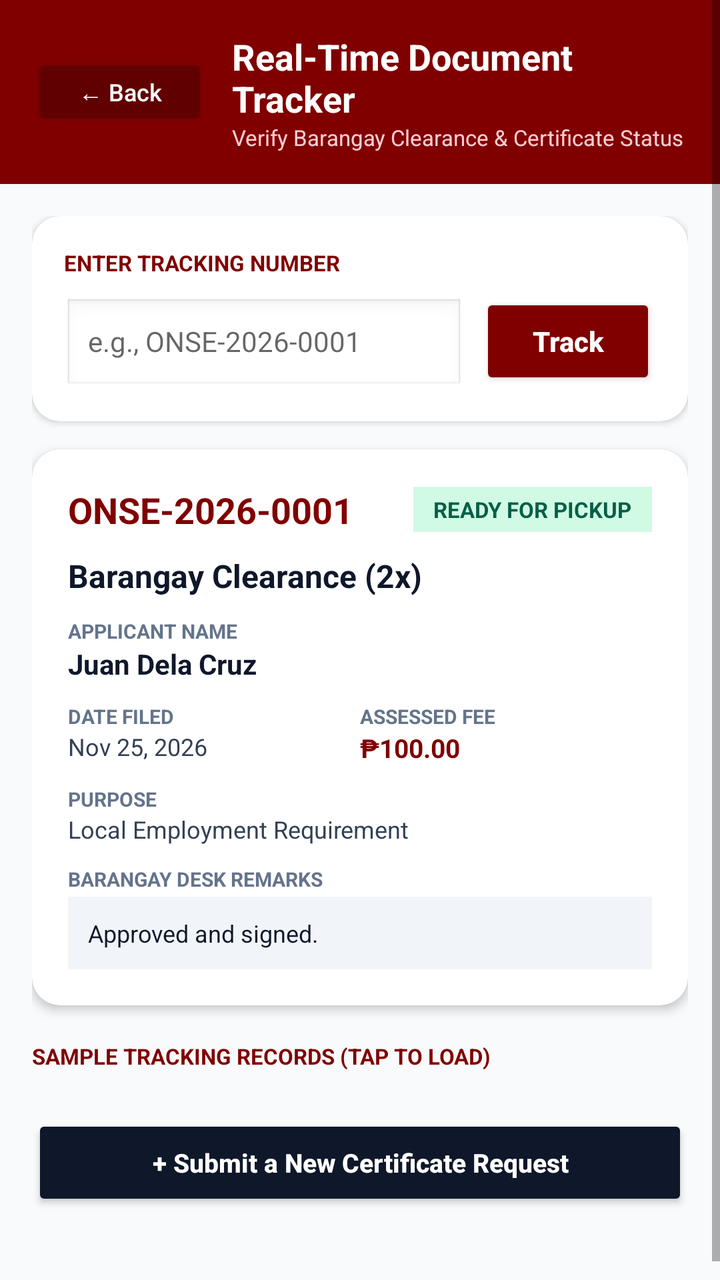
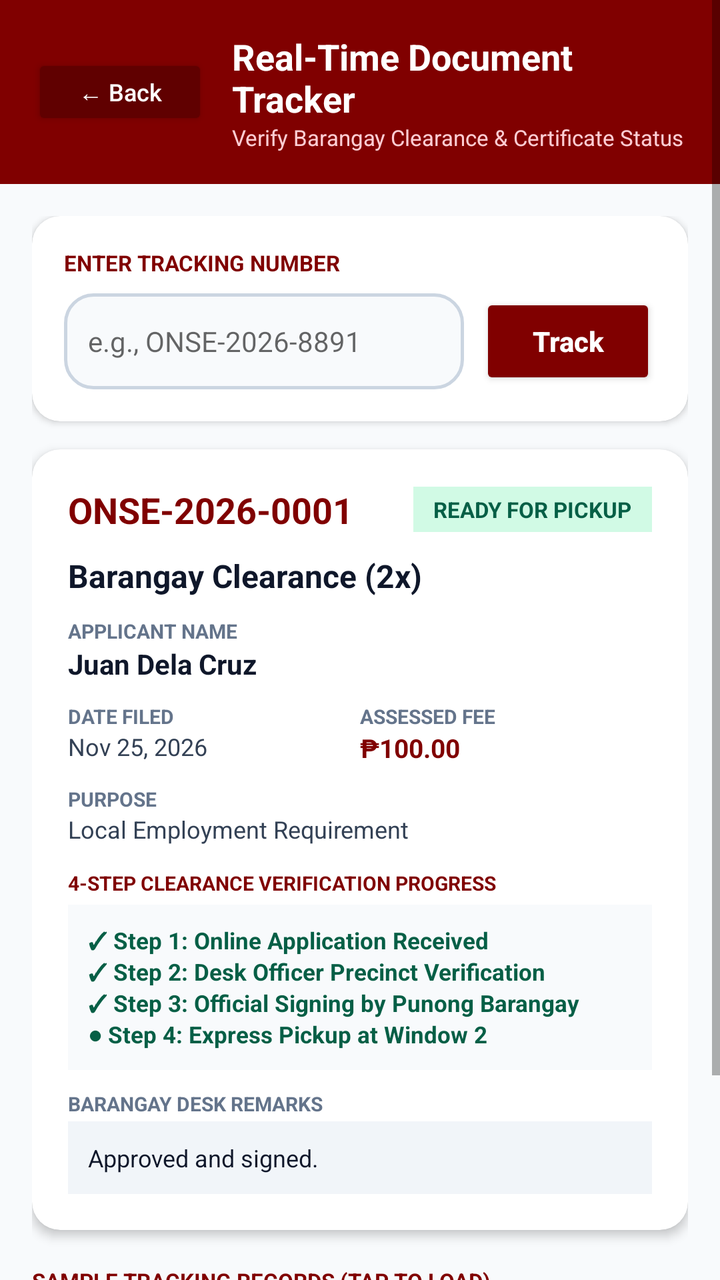

Screens rendered from an Android XML layout before and after an edit, with the pre-edit source and the edit as a unified diff.
<!-- AndroidManifest.xml: activity theme AppTheme.NoActionBar -->
<!-- res/layout/activity_track_document.xml -->
<?xml version="1.0" encoding="utf-8"?>
<ScrollView xmlns:android="http://schemas.android.com/apk/res/android"
    xmlns:app="http://schemas.android.com/apk/res-auto"
    android:layout_width="match_parent"
    android:layout_height="match_parent"
    android:background="#F8FAFC"
    android:fillViewport="true">

    <LinearLayout
        android:layout_width="match_parent"
        android:layout_height="wrap_content"
        android:orientation="vertical"
        android:paddingBottom="28dp">

        
        <LinearLayout
            android:layout_width="match_parent"
            android:layout_height="wrap_content"
            android:background="#800000"
            android:gravity="center_vertical"
            android:orientation="horizontal"
            android:padding="16dp">

            <Button
                android:id="@+id/btnTrackBack"
                android:layout_width="wrap_content"
                android:layout_height="38dp"
                android:backgroundTint="#600000"
                android:text="← Back"
                android:textAllCaps="false"
                android:textColor="#FFFFFF"
                android:textSize="12sp" />

            <LinearLayout
                android:layout_width="0dp"
                android:layout_height="wrap_content"
                android:layout_marginStart="12dp"
                android:layout_weight="1"
                android:orientation="vertical">

                <TextView
                    android:layout_width="wrap_content"
                    android:layout_height="wrap_content"
                    android:text="Real-Time Document Tracker"
                    android:textColor="#FFFFFF"
                    android:textSize="18sp"
                    android:textStyle="bold" />

                <TextView
                    android:layout_width="wrap_content"
                    android:layout_height="wrap_content"
                    android:text="Verify Barangay Clearance &amp; Certificate Status"
                    android:textColor="#FECDD3"
                    android:textSize="11sp" />
            </LinearLayout>
        </LinearLayout>

        <LinearLayout
            android:layout_width="match_parent"
            android:layout_height="wrap_content"
            android:orientation="vertical"
            android:padding="16dp">

            
            <androidx.cardview.widget.CardView
                android:layout_width="match_parent"
                android:layout_height="wrap_content"
                app:cardBackgroundColor="#FFFFFF"
                app:cardCornerRadius="14dp"
                app:cardElevation="2dp">

                <LinearLayout
                    android:layout_width="match_parent"
                    android:layout_height="wrap_content"
                    android:orientation="vertical"
                    android:padding="16dp">

                    <TextView
                        android:layout_width="wrap_content"
                        android:layout_height="wrap_content"
                        android:text="ENTER TRACKING NUMBER"
                        android:textColor="#800000"
                        android:textSize="11sp"
                        android:textStyle="bold" />

                    <LinearLayout
                        android:layout_width="match_parent"
                        android:layout_height="wrap_content"
                        android:layout_marginTop="8dp"
                        android:orientation="horizontal">

                        <EditText
                            android:id="@+id/etTrackingInput"
                            android:layout_width="0dp"
                            android:layout_height="48dp"
                            android:layout_marginEnd="8dp"
                            android:layout_weight="1"
                            android:background="@android:drawable/edit_text"
                            android:hint="e.g., ONSE-2026-0001"
                            android:inputType="textCapCharacters"
                            android:paddingHorizontal="12dp"
                            android:textColor="#0F172A"
                            android:textSize="14sp" />

                        <Button
                            android:id="@+id/btnSearchTracking"
                            android:layout_width="wrap_content"
                            android:layout_height="48dp"
                            android:backgroundTint="#800000"
                            android:text="Track"
                            android:textAllCaps="false"
                            android:textColor="#FFFFFF"
                            android:textStyle="bold" />
                    </LinearLayout>
                </LinearLayout>
            </androidx.cardview.widget.CardView>

            
            <TextView
                android:id="@+id/tvTrackError"
                android:layout_width="match_parent"
                android:layout_height="wrap_content"
                android:layout_marginTop="12dp"
                android:background="#FEE2E2"
                android:padding="12dp"
                android:text="Tracking code not found."
                android:textColor="#991B1B"
                android:textSize="12sp"
                android:textStyle="bold"
                android:visibility="gone" />

            
            <androidx.cardview.widget.CardView
                android:id="@+id/cardTrackingResult"
                android:layout_width="match_parent"
                android:layout_height="wrap_content"
                android:layout_marginTop="14dp"
                app:cardBackgroundColor="#FFFFFF"
                app:cardCornerRadius="14dp"
                app:cardElevation="3dp">

                <LinearLayout
                    android:layout_width="match_parent"
                    android:layout_height="wrap_content"
                    android:orientation="vertical"
                    android:padding="18dp">

                    <LinearLayout
                        android:layout_width="match_parent"
                        android:layout_height="wrap_content"
                        android:gravity="center_vertical"
                        android:orientation="horizontal">

                        <TextView
                            android:id="@+id/tvTrackResultCode"
                            android:layout_width="0dp"
                            android:layout_height="wrap_content"
                            android:layout_weight="1"
                            android:text="ONSE-2026-0001"
                            android:textColor="#800000"
                            android:textSize="18sp"
                            android:textStyle="bold" />

                        <TextView
                            android:id="@+id/tvTrackResultStatus"
                            android:layout_width="wrap_content"
                            android:layout_height="wrap_content"
                            android:background="#D1FAE5"
                            android:paddingHorizontal="10dp"
                            android:paddingVertical="4dp"
                            android:text="READY FOR PICKUP"
                            android:textColor="#065F46"
                            android:textSize="11sp"
                            android:textStyle="bold" />
                    </LinearLayout>

                    <TextView
                        android:id="@+id/tvTrackResultDocType"
                        android:layout_width="wrap_content"
                        android:layout_height="wrap_content"
                        android:layout_marginTop="10dp"
                        android:text="Barangay Clearance (2x)"
                        android:textColor="#0F172A"
                        android:textSize="16sp"
                        android:textStyle="bold" />

                    <TextView
                        android:layout_width="wrap_content"
                        android:layout_height="wrap_content"
                        android:layout_marginTop="10dp"
                        android:text="APPLICANT NAME"
                        android:textColor="#64748B"
                        android:textSize="10sp"
                        android:textStyle="bold" />

                    <TextView
                        android:id="@+id/tvTrackResultApplicant"
                        android:layout_width="wrap_content"
                        android:layout_height="wrap_content"
                        android:text="Juan Dela Cruz"
                        android:textColor="#0F172A"
                        android:textSize="14sp"
                        android:textStyle="bold" />

                    <LinearLayout
                        android:layout_width="match_parent"
                        android:layout_height="wrap_content"
                        android:layout_marginTop="10dp"
                        android:orientation="horizontal">

                        <LinearLayout
                            android:layout_width="0dp"
                            android:layout_height="wrap_content"
                            android:layout_weight="1"
                            android:orientation="vertical">

                            <TextView
                                android:layout_width="wrap_content"
                                android:layout_height="wrap_content"
                                android:text="DATE FILED"
                                android:textColor="#64748B"
                                android:textSize="10sp"
                                android:textStyle="bold" />

                            <TextView
                                android:id="@+id/tvTrackResultDate"
                                android:layout_width="wrap_content"
                                android:layout_height="wrap_content"
                                android:text="Nov 25, 2026"
                                android:textColor="#334155"
                                android:textSize="12sp" />
                        </LinearLayout>

                        <LinearLayout
                            android:layout_width="0dp"
                            android:layout_height="wrap_content"
                            android:layout_weight="1"
                            android:orientation="vertical">

                            <TextView
                                android:layout_width="wrap_content"
                                android:layout_height="wrap_content"
                                android:text="ASSESSED FEE"
                                android:textColor="#64748B"
                                android:textSize="10sp"
                                android:textStyle="bold" />

                            <TextView
                                android:id="@+id/tvTrackResultFee"
                                android:layout_width="wrap_content"
                                android:layout_height="wrap_content"
                                android:text="₱100.00"
                                android:textColor="#800000"
                                android:textSize="13sp"
                                android:textStyle="bold" />
                        </LinearLayout>
                    </LinearLayout>

                    <TextView
                        android:layout_width="wrap_content"
                        android:layout_height="wrap_content"
                        android:layout_marginTop="10dp"
                        android:text="PURPOSE"
                        android:textColor="#64748B"
                        android:textSize="10sp"
                        android:textStyle="bold" />

                    <TextView
                        android:id="@+id/tvTrackResultPurpose"
                        android:layout_width="wrap_content"
                        android:layout_height="wrap_content"
                        android:text="Local Employment Requirement"
                        android:textColor="#334155"
                        android:textSize="12sp" />

                    <TextView
                        android:layout_width="wrap_content"
                        android:layout_height="wrap_content"
                        android:layout_marginTop="10dp"
                        android:text="BARANGAY DESK REMARKS"
                        android:textColor="#64748B"
                        android:textSize="10sp"
                        android:textStyle="bold" />

                    <TextView
                        android:id="@+id/tvTrackResultRemarks"
                        android:layout_width="match_parent"
                        android:layout_height="wrap_content"
                        android:layout_marginTop="2dp"
                        android:background="#F1F5F9"
                        android:padding="10dp"
                        android:text="Approved and signed."
                        android:textColor="#0F172A"
                        android:textSize="12sp" />
                </LinearLayout>
            </androidx.cardview.widget.CardView>

            
            <TextView
                android:layout_width="wrap_content"
                android:layout_height="wrap_content"
                android:layout_marginTop="18dp"
                android:text="SAMPLE TRACKING RECORDS (TAP TO LOAD)"
                android:textColor="#800000"
                android:textSize="11sp"
                android:textStyle="bold" />

            <LinearLayout
                android:id="@+id/containerSampleTrackingCodes"
                android:layout_width="match_parent"
                android:layout_height="wrap_content"
                android:layout_marginTop="8dp"
                android:orientation="vertical" />

            <Button
                android:id="@+id/btnTrackNewRequest"
                android:layout_width="match_parent"
                android:layout_height="48dp"
                android:layout_marginTop="14dp"
                android:backgroundTint="#0F172A"
                android:text="+ Submit a New Certificate Request"
                android:textAllCaps="false"
                android:textColor="#FFFFFF"
                android:textSize="13sp"
                android:textStyle="bold" />
        </LinearLayout>
    </LinearLayout>
</ScrollView>
<!-- resources referenced by this layout -->
<resources>
  <style name="AppTheme.NoActionBar" parent="Theme.AppCompat.DayNight.NoActionBar">
          <item name="windowActionBar">false</item>
          <item name="windowNoTitle">true</item>
          <item name="android:background">@null</item>
      </style>
</resources>

<!-- the commit's change to res/layout/activity_track_document.xml (unified diff, before → after) -->
@@ -95,8 +95,8 @@
                             android:layout_height="48dp"
                             android:layout_marginEnd="8dp"
                             android:layout_weight="1"
-                            android:background="@android:drawable/edit_text"
-                            android:hint="e.g., ONSE-2026-0001"
+                            android:background="@drawable/bg_input_box"
+                            android:hint="e.g., ONSE-2026-8891"
                             android:inputType="textCapCharacters"
                             android:paddingHorizontal="12dp"
                             android:textColor="#0F172A"
@@ -276,6 +276,26 @@
                     <TextView
                         android:layout_width="wrap_content"
                         android:layout_height="wrap_content"
+                        android:layout_marginTop="12dp"
+                        android:text="4-STEP CLEARANCE VERIFICATION PROGRESS"
+                        android:textColor="#800000"
+                        android:textSize="10sp"
+                        android:textStyle="bold" />
+
+                    <TextView
+                        android:layout_width="match_parent"
+                        android:layout_height="wrap_content"
+                        android:layout_marginTop="4dp"
+                        android:background="#F8FAFC"
+                        android:padding="10dp"
+                        android:text="✓ Step 1: Online Application Received\n✓ Step 2: Desk Officer Precinct Verification\n✓ Step 3: Official Signing by Punong Barangay\n● Step 4: Express Pickup at Window 2"
+                        android:textColor="#065F46"
+                        android:textSize="11.5sp"
+                        android:textStyle="bold" />
+
+                    <TextView
+                        android:layout_width="wrap_content"
+                        android:layout_height="wrap_content"
                         android:layout_marginTop="10dp"
                         android:text="BARANGAY DESK REMARKS"
                         android:textColor="#64748B"
<!-- resource entries referenced after the edit -->
@@ -1,5 +1,12 @@
 <!-- resources referenced by this layout -->
 <resources>
+  <!-- drawable bg_input_box (drawable) -->
+  <?xml version="1.0" encoding="utf-8"?>
+  <shape xmlns:android="http://schemas.android.com/apk/res/android">
+      <solid android:color="#F8FAFC" />
+      <corners android:radius="14dp" />
+      <stroke android:width="1.5dp" android:color="#CBD5E1" />
+  </shape>
   <style name="AppTheme.NoActionBar" parent="Theme.AppCompat.DayNight.NoActionBar">
           <item name="windowActionBar">false</item>
           <item name="windowNoTitle">true</item>
